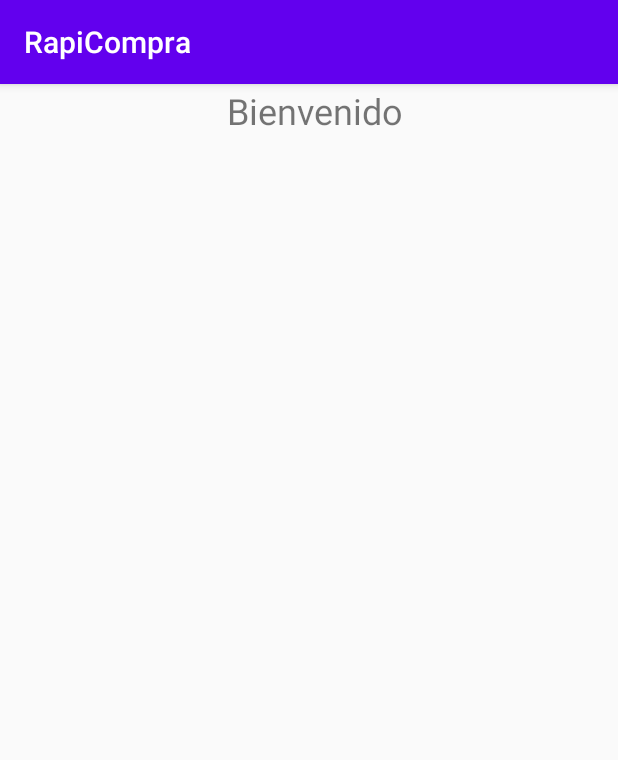
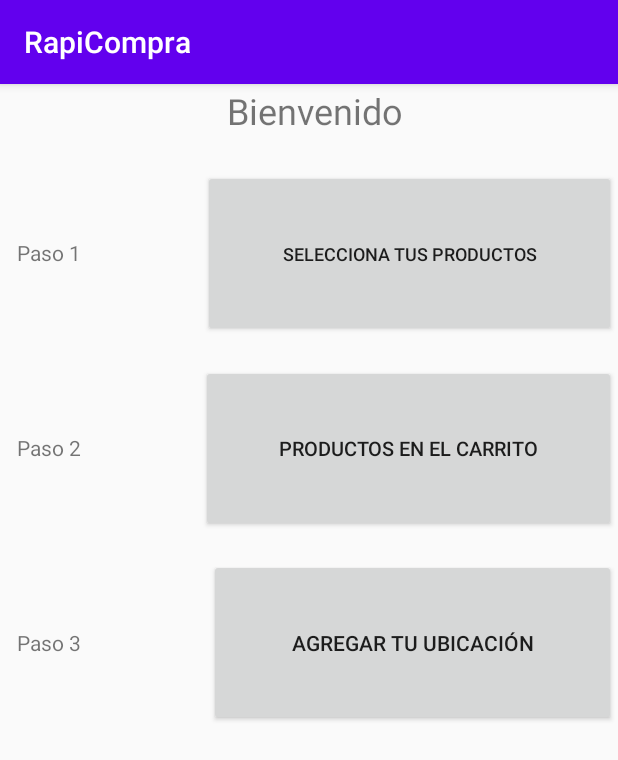
Before and after one commit to andyjrey/RapiCompra, an Android app: the Productos screen opened directly, with no data from a screen before it, on a phone screen of 412 x 824 dp. Shown: the top 760 px of the screen. Run offline under Robolectric (Android 15) with nearby library versions, the phone set to English and light mode, and no system bars.

Commit message:
Primera Version Activity Login

```diff
--- a/app/src/main/AndroidManifest.xml
+++ b/app/src/main/AndroidManifest.xml
@@ -9,7 +9,10 @@
         android:roundIcon="@mipmap/ic_launcher_round"
         android:supportsRtl="true"
         android:theme="@style/AppTheme">
-        <activity android:name=".Productos"></activity>
+        <activity android:name=".Ubicacion"></activity>
+        <activity android:name=".Pedido" />
+        <activity android:name=".Lista_Productos" />
+        <activity android:name=".Productos" />
         <activity android:name=".Registro" />
         <activity android:name=".Login" />
         <activity android:name=".MainActivity">
--- a/app/src/main/res/layout/activity_login.xml
+++ b/app/src/main/res/layout/activity_login.xml
@@ -29,6 +29,7 @@
             android:id="@+id/txtUser"
             android:layout_width="wrap_content"
             android:layout_height="wrap_content"
+            android:layout_marginLeft="10dp"
             android:layout_weight="1"
             android:text="@string/txtUsu" />
 
@@ -38,7 +39,7 @@
             android:layout_height="wrap_content"
             android:layout_weight="1"
             android:ems="10"
-            android:hint="Nombre"
+            android:hint="Email"
             android:inputType="textPersonName" />
     </LinearLayout>
 
@@ -51,6 +52,7 @@
             android:id="@+id/txtPass"
             android:layout_width="wrap_content"
             android:layout_height="wrap_content"
+            android:layout_marginLeft="10dp"
             android:layout_weight="1"
             android:text="@string/txtPass" />
 
@@ -74,6 +76,7 @@
             android:layout_width="wrap_content"
             android:layout_height="wrap_content"
             android:layout_weight="1"
+            android:onClick="verificar"
             android:text="@string/btnIni" />
 
     </LinearLayout>
--- a/app/src/main/res/layout/activity_main.xml
+++ b/app/src/main/res/layout/activity_main.xml
@@ -18,6 +18,7 @@
         android:id="@+id/txtBien"
         android:layout_width="match_parent"
         android:layout_height="115dp"
+        android:layout_marginLeft="10dp"
         android:text="@string/txtBienvenida"
         android:textSize="24sp" />
 
--- a/app/src/main/res/layout/activity_productos.xml
+++ b/app/src/main/res/layout/activity_productos.xml
@@ -38,5 +38,74 @@
                 android:textSize="24sp" />
 
         </LinearLayout>
+
+        <LinearLayout
+            android:layout_width="match_parent"
+            android:layout_height="130dp"
+            android:orientation="horizontal">
+
+            <TextView
+                android:id="@+id/txtSel"
+                android:layout_width="wrap_content"
+                android:layout_height="wrap_content"
+                android:layout_marginLeft="10dp"
+                android:layout_weight="1"
+                android:text="@string/txtPaso1" />
+
+            <Button
+                android:id="@+id/btnProd"
+                android:layout_width="wrap_content"
+                android:layout_height="111dp"
+                android:layout_weight="1"
+                android:onClick="goListaProductosScreen"
+                android:text="@string/btnPro"
+                android:textSize="12sp" />
+        </LinearLayout>
+
+        <LinearLayout
+            android:layout_width="match_parent"
+            android:layout_height="129dp"
+            android:orientation="horizontal">
+
+            <TextView
+                android:id="@+id/txtSel2"
+                android:layout_width="wrap_content"
+                android:layout_height="wrap_content"
+                android:layout_marginLeft="10dp"
+                android:layout_weight="1"
+                android:text="@string/txtPaso2" />
+
+            <Button
+                android:id="@+id/btnCar"
+                android:layout_width="wrap_content"
+                android:layout_height="111dp"
+                android:layout_weight="1"
+                android:onClick="goPedidoCarritoScreen"
+                android:text="@string/btnCar"
+                android:textSize="13sp" />
+        </LinearLayout>
+
+        <LinearLayout
+            android:layout_width="match_parent"
+            android:layout_height="126dp"
+            android:orientation="horizontal">
+
+            <TextView
+                android:id="@+id/txtSel3"
+                android:layout_width="wrap_content"
+                android:layout_height="wrap_content"
+                android:layout_marginLeft="10dp"
+                android:layout_weight="1"
+                android:text="@string/txtPaso3" />
+
+            <Button
+                android:id="@+id/btnUbi"
+                android:layout_width="wrap_content"
+                android:layout_height="111dp"
+                android:layout_weight="1"
+                android:onClick="goUbicacionScreen"
+                android:text="@string/btnUbi"
+                android:textSize="14sp" />
+        </LinearLayout>
     </LinearLayout>
 </androidx.constraintlayout.widget.ConstraintLayout>
--- a/app/src/main/res/layout/activity_registro.xml
+++ b/app/src/main/res/layout/activity_registro.xml
@@ -29,6 +29,7 @@
             android:id="@+id/txtNombre"
             android:layout_width="wrap_content"
             android:layout_height="wrap_content"
+            android:layout_marginLeft="10dp"
             android:layout_weight="1"
             android:text="@string/txtNombre" />
 
@@ -51,6 +52,7 @@
             android:id="@+id/txtApellido"
             android:layout_width="wrap_content"
             android:layout_height="wrap_content"
+            android:layout_marginLeft="10dp"
             android:layout_weight="1"
             android:text="@string/txtApellido" />
 
@@ -73,6 +75,7 @@
             android:id="@+id/txtEmail"
             android:layout_width="wrap_content"
             android:layout_height="wrap_content"
+            android:layout_marginLeft="10dp"
             android:layout_weight="1"
             android:text="@string/txtCorreo" />
 
@@ -94,6 +97,7 @@
             android:id="@+id/txtPassword"
             android:layout_width="wrap_content"
             android:layout_height="wrap_content"
+            android:layout_marginLeft="10dp"
             android:layout_weight="1"
             android:text="@string/txtContraseña" />
 
@@ -115,6 +119,7 @@
             android:id="@+id/txtRepPassword"
             android:layout_width="wrap_content"
             android:layout_height="wrap_content"
+            android:layout_marginLeft="10dp"
             android:layout_weight="1"
             android:text="@string/txtRepcont" />
 
--- a/app/src/main/res/values/strings.xml
+++ b/app/src/main/res/values/strings.xml
@@ -11,5 +11,12 @@
     <string name="txtContraseña">Contraseña</string>
     <string name="txtRepcont">Repetir Contraseña</string>
     <string name="txtUsuario">Bienvenido</string>
+    <string name="txtPaso1">Paso 1</string>
+    <string name="txtPaso2">Paso 2</string>
+    <string name="txtPaso3">Paso 3</string>
+    <string name="btnPro">Selecciona tus Productos</string>
+    <string name="btnCar">Productos en el Carrito</string>
+    <string name="btnUbi">Agregar tu Ubicación</string>
+    <string name="txtListar">Escoja su Producto...</string>
 
 </resources>
```
Also changed, not shown: app/src/main/java/com/uisrael/rapicompra/Lista_Productos.java (added, +14 -0 lines), app/src/main/java/com/uisrael/rapicompra/Login.java (+38 -0 lines), app/src/main/java/com/uisrael/rapicompra/Pedido.java (added, +14 -0 lines), app/src/main/java/com/uisrael/rapicompra/Productos.java (+19 -0 lines), app/src/main/java/com/uisrael/rapicompra/Ubicacion.java (added, +14 -0 lines), app/src/main/res/layout/activity_lista__productos.xml (added, +45 -0 lines), app/src/main/res/layout/activity_pedido.xml (added, +9 -0 lines), app/src/main/res/layout/activity_ubicacion.xml (added, +9 -0 lines).
